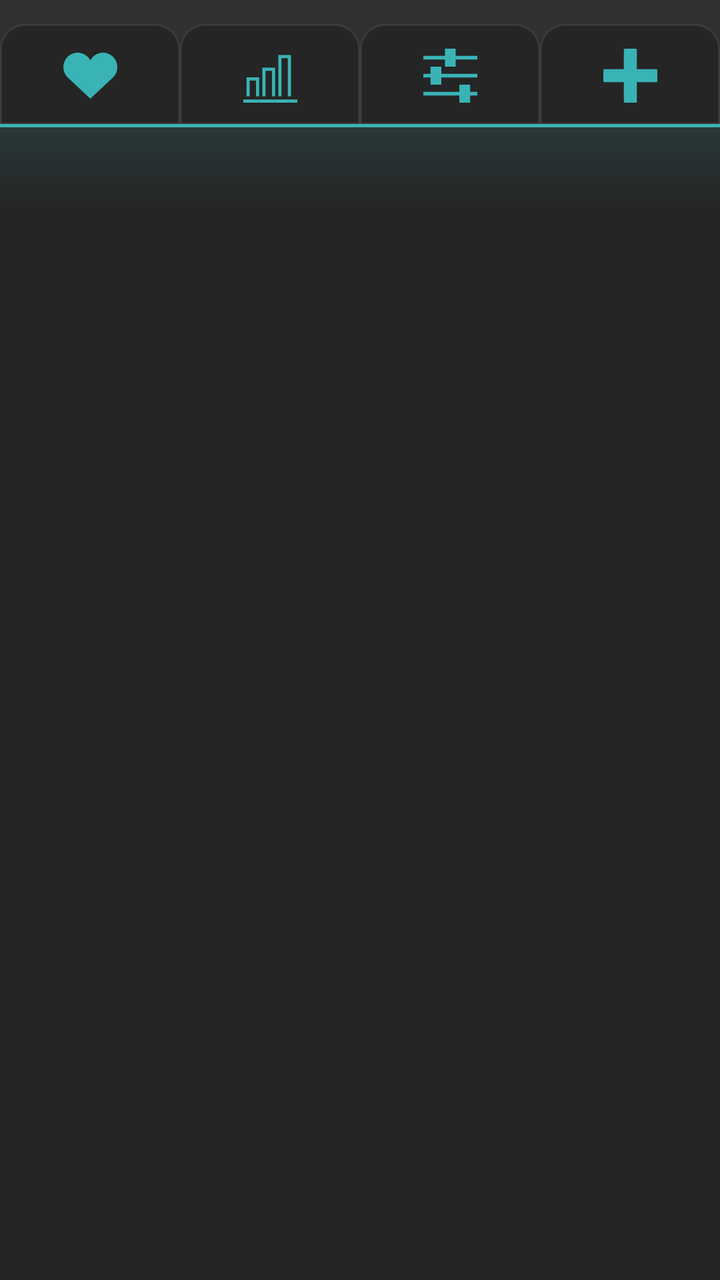
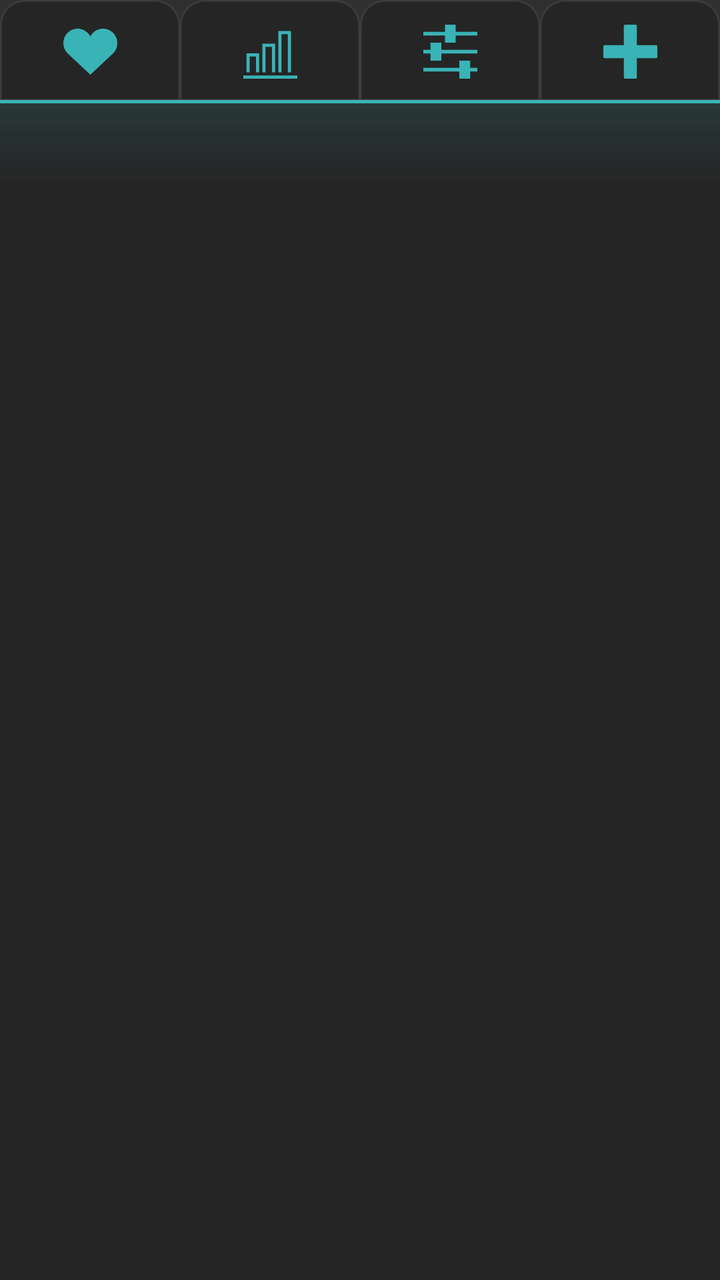

Two renders of the same Android screen: before a commit and after it. Below are the layout's source before the change and the commit's diff.
<!-- AndroidManifest.xml: application theme Base.Theme.MusicalGames -->
<!-- res/layout/fragment_new_mode_choose.xml -->
<?xml version="1.0" encoding="utf-8"?>
<LinearLayout xmlns:android="http://schemas.android.com/apk/res/android"
    android:layout_width="match_parent"
    android:layout_height="match_parent"
    xmlns:app="http://schemas.android.com/apk/res-auto"
    android:orientation="vertical">

    <LinearLayout
        android:id="@+id/contentContainer"
        android:layout_width="match_parent"
        android:layout_height="match_parent"
        android:orientation="vertical"
        android:background="?attr/surfaceHeaderColor"
        >


        
        <View
            android:layout_width="match_parent"
            android:layout_height="12dp" />

        
        <LinearLayout
            android:id="@+id/iconContainer"
            android:background="@drawable/tab_strip_background"
            android:layout_width="match_parent"
            android:layout_height="25pt"
            android:gravity="center"
            android:orientation="horizontal">

            
            <ImageButton
                android:id="@+id/favouritesButton"
                android:layout_width="wrap_content"
                android:layout_height="match_parent"
                android:layout_weight="1"
                android:background="@drawable/button_background"
                app:tint="?attr/colorPrimary"
                android:scaleType="fitCenter"
                android:adjustViewBounds="true"
                android:padding="6pt"
                app:backgroundTint="@null"
                android:src="@drawable/ic_heart" />

            <ImageButton
                android:id="@+id/levelsButton"
                android:layout_width="wrap_content"
                android:layout_height="match_parent"
                android:layout_weight="1"
                android:background="@drawable/button_background"
                android:scaleType="fitCenter"
                android:adjustViewBounds="true"
                android:padding="6pt"
                app:tint="?attr/colorPrimary"
                app:backgroundTint="@null"
                android:src="@drawable/ic_levels" />

            <ImageButton
                android:id="@+id/customButton"
                android:layout_width="wrap_content"
                android:layout_height="match_parent"
                android:layout_weight="1"
                android:background="@drawable/button_background"
                android:scaleType="fitCenter"
                android:adjustViewBounds="true"
                app:tint="?attr/colorPrimary"
                android:padding="6pt"
                app:backgroundTint="@null"
                android:src="@drawable/ic_custom" />

            <ImageButton
                android:id="@+id/createButton"
                android:layout_width="wrap_content"
                android:layout_height="match_parent"
                android:layout_weight="1"
                android:background="@drawable/button_background"
                android:scaleType="fitCenter"
                android:adjustViewBounds="true"
                android:padding="6pt"
                app:tint="?attr/colorPrimary"
                app:backgroundTint="@null"
                android:src="@drawable/ic_plus" />
        </LinearLayout>

        <FrameLayout
            android:layout_width="match_parent"
            android:layout_height="0dp"
            android:layout_weight="1">

            <FrameLayout
                android:id="@+id/contentFrame"
                android:layout_width="match_parent"
                android:layout_height="match_parent"
                android:background="?attr/pageBackgroundColor">

            </FrameLayout>

            
            <View
                android:layout_width="match_parent"
                android:layout_height="40dp"
                android:layout_gravity="top"
                android:background="@drawable/tab_banner_gradient" />

        </FrameLayout>

    </LinearLayout>

</LinearLayout>
<!-- resources referenced by this layout -->
<resources>
  <!-- drawable button_background (drawable) -->
  <?xml version="1.0" encoding="utf-8"?>
  <selector xmlns:android="http://schemas.android.com/apk/res/android">
      <item android:state_selected="true" android:drawable="@drawable/button_background_active">
  
      </item>
      <item android:drawable="@drawable/button_background_inactive">
  
      </item>
  </selector>
  <!-- drawable ic_custom (drawable) -->
  <vector xmlns:android="http://schemas.android.com/apk/res/android"
      android:width="800px"
      android:height="800px"
      android:viewportWidth="15"
      android:viewportHeight="15"
      android:tint="?attr/iconTintColor">
    <path
        android:fillColor="@android:color/white"
        android:pathData="M9.00001 1.31134e-07L6.00001 0L6.00001 2L7.89166e-06 2L7.84795e-06 3L6.00001 3V5H9.00001V3.00001L15 3L15 2L9.00001 2.00001V1.31134e-07Z
        M5.00001 5H2.00001L2.00001 7L7.67311e-06 7L7.62939e-06 8L2.00001 8L2.00001 10L5.00001 10V8L15 8V7L5.00001 7V5Z
        M13 10L10 10V12L8.40822e-06 12L8.36451e-06 13L10 13V15L13 15V13L15 13V12L13 12V10Z"/>
  </vector>
  <!-- drawable ic_levels (drawable) -->
  <vector xmlns:android="http://schemas.android.com/apk/res/android"
      android:width="800px"
      android:height="800px"
      android:viewportWidth="17"
      android:viewportHeight="17"
      android:tint="?attr/iconTintColor">
    <path
        android:fillColor="@android:color/white"
        android:pathData="M17 16v1h-17v-1h17zM2 10h2v5h1v-6h-4v6h1v-5zM7 7h2v8h1v-9h-4v9h1v-8zM12 3h2v12h1v-13h-4v13h1v-12z"/>
  </vector>
  <!-- drawable tab_banner_gradient (drawable) -->
  <?xml version="1.0" encoding="utf-8"?>
  <shape xmlns:android="http://schemas.android.com/apk/res/android"
      android:shape="rectangle">
      <gradient
          android:type="linear"
          android:angle="270"
          android:startColor="?attr/accentSoftColor"
          android:endColor="@android:color/transparent" />
  </shape>
  <!-- drawable tab_strip_background (drawable) -->
  <?xml version="1.0" encoding="utf-8"?>
  <layer-list xmlns:android="http://schemas.android.com/apk/res/android">
      <item>
          <shape android:shape="rectangle">
              <solid android:color="?attr/surfaceHeaderColor"/>
          </shape>
      </item>
      <item
          android:gravity="bottom"
          android:height="1.5dp">
          <shape android:shape="rectangle">
              <solid android:color="?attr/colorPrimary"/>
          </shape>
      </item>
  </layer-list>
  <!-- drawable button_background_inactive (drawable) -->
  <?xml version="1.0" encoding="utf-8"?>
  <layer-list xmlns:android="http://schemas.android.com/apk/res/android">
      <item android:bottom="1.5dp">
          <shape android:shape="rectangle">
              <solid android:color="?attr/pageBackgroundColor" />
              <stroke
                  android:width="1dp"
                  android:color="?attr/hairlineColor" />
              <corners
                  android:topLeftRadius="12dp"
                  android:topRightRadius="12dp"
                  android:bottomLeftRadius="0dp"
                  android:bottomRightRadius="0dp" />
          </shape>
      </item>
  </layer-list>
  <color name="page_background">#252525</color>
  <color name="text_primary">#ECEEF1</color>
  <color name="accent_turquoise">#39B3B6</color>
  <color name="accent_on">#06343B</color>
  <color name="red">#c04151</color>
  <color name="white">#FFFFFFFF</color>
  <color name="dark_red">#770e1b</color>
  <color name="surface_chip">#404040</color>
  <color name="surface_header">#303030</color>
  <color name="text_secondary">#9AA1AA</color>
  <color name="text_tertiary">#6B727B</color>
  <color name="hairline">#12FFFFFF</color>
  <color name="blue">#1a6f87</color>
  <color name="accent_soft">#2139B3B6</color>
  <color name="accent_soft_strongest">#6639B3B6</color>
  <color name="text_disabled">#5F666E</color>
  <!-- unchanged entries left out for length: 4 -->
</resources>

<!-- the commit's change to res/layout/fragment_new_mode_choose.xml (unified diff, before → after) -->
@@ -12,12 +12,6 @@
         android:orientation="vertical"
         android:background="?attr/surfaceHeaderColor"
         >
-
-
-        
-        <View
-            android:layout_width="match_parent"
-            android:layout_height="12dp" />
 
         
         <LinearLayout
